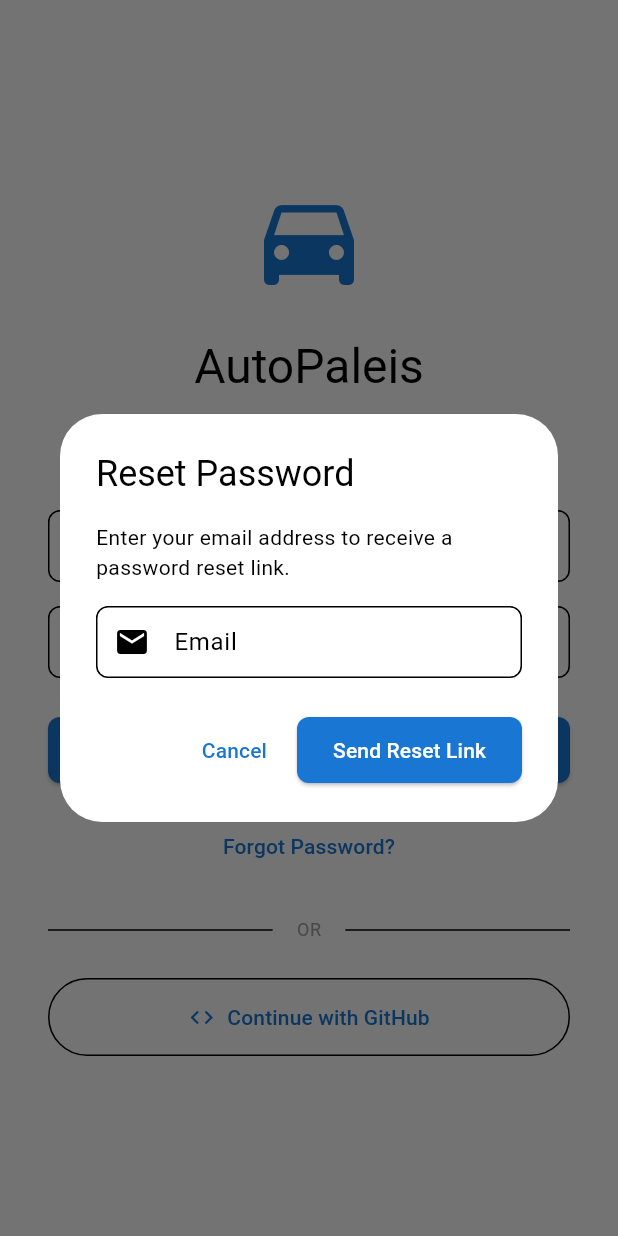
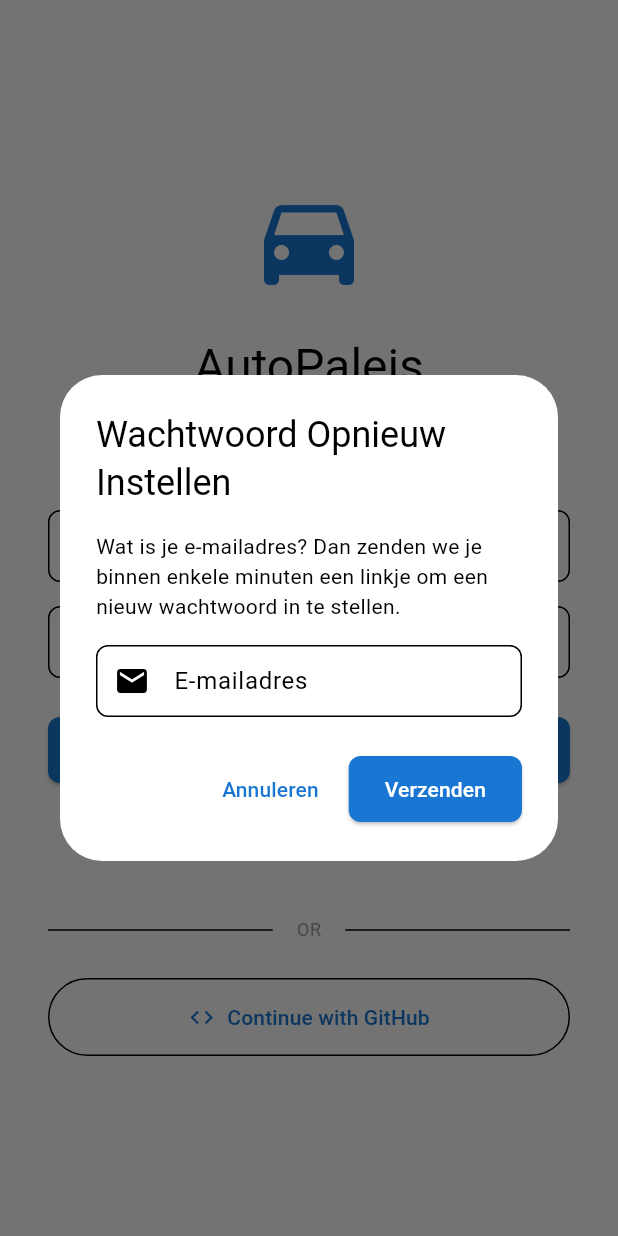
Before and after one commit to ianvrijs/autopaleis, a Flutter app: the screen it shows after launch, after a tap on "Forgot Password?", on a phone screen of 412 x 824 dp. Run offline on Flutter 3.47's test engine with Material 3 defaults, Android fonts, the phone set to English and light mode, and no system bars; our stand-ins replace shared_preferences; missing offline and left inert: flutter_web_auth_2, mailer; accounts and stored records are empty.

Commit message:
updated user-facing text to dutch

```diff
--- a/lib/features/login/login_screen.dart
+++ b/lib/features/login/login_screen.dart
@@ -91,16 +91,16 @@
     showDialog(
       context: context,
       builder: (context) => AlertDialog(
-        title: const Text('Reset Password'),
+        title: const Text('Wachtwoord Opnieuw Instellen'),
         content: Column(
           mainAxisSize: MainAxisSize.min,
           children: [
-            const Text('Enter your email address to receive a password reset link.'),
+            const Text('Wat is je e-mailadres? Dan zenden we je binnen enkele minuten een linkje om een nieuw wachtwoord in te stellen.'),
             const SizedBox(height: 16),
             TextField(
               controller: emailController,
               decoration: InputDecoration(
-                labelText: 'Email',
+                labelText: 'E-mailadres',
                 prefixIcon: const Icon(Icons.email),
                 border: OutlineInputBorder(
                   borderRadius: BorderRadius.circular(8),
@@ -113,7 +113,7 @@
         actions: [
           TextButton(
             onPressed: () => Navigator.pop(context),
-            child: const Text('Cancel'),
+            child: const Text('Annuleren'),
           ),
           ElevatedButton(
             onPressed: () async {
@@ -122,7 +122,7 @@
               if (email.isEmpty) {
                 ScaffoldMessenger.of(context).showSnackBar(
                   const SnackBar(
-                    content: Text('Please enter your email'),
+                    content: Text('Voer uw e-mailadres in'),
                     backgroundColor: Colors.orange,
                   ),
                 );
@@ -132,7 +132,7 @@
               if (!email.contains('@')) {
                 ScaffoldMessenger.of(context).showSnackBar(
                   const SnackBar(
-                    content: Text('Please enter a valid email'),
+                    content: Text('Voer een geldig e-mailadres in'),
                     backgroundColor: Colors.orange,
                   ),
                 );
@@ -154,21 +154,21 @@
                 if (success) {
                   ScaffoldMessenger.of(context).showSnackBar(
                     const SnackBar(
-                      content: Text('Password reset email sent! Check your inbox.'),
+                      content: Text('E-mail voor wachtwoordherstel verzonden! Controleer uw inbox.'),
                       backgroundColor: Colors.green,
                     ),
                   );
                 } else {
                   ScaffoldMessenger.of(context).showSnackBar(
                     const SnackBar(
-                      content: Text('Failed to send reset email. Please try again.'),
+                      content: Text('Het verzenden van de herstel-e-mail is mislukt. Probeer het opnieuw.'),
                       backgroundColor: Colors.red,
                     ),
                   );
                 }
               }
             },
-            child: const Text('Send Reset Link'),
+            child: const Text('Verzenden'),
           ),
         ],
       ),
--- a/lib/shared/services/email_service.dart
+++ b/lib/shared/services/email_service.dart
@@ -33,10 +33,10 @@
       }
 
       await send(message, smtpServer);
-      print('Email sent successfully to $recipientEmail');
+      print('E-mail succesvol verzonden naar $recipientEmail');
       return true;
     } catch (e) {
-      print('Error sending email: $e');
+      print('Fout bij het verzenden van e-mail: $e');
       return false;
     }
   }
@@ -47,18 +47,18 @@
   ) {
     final resetLink = '';
     final htmlBody = '''
-      <h2>Password Reset Request</h2>
-      <p>We received a request to reset your password.</p>
-      <p><a href="$resetLink">Click here to reset your password</a></p>
-      <p>If you didn't request this, please ignore this email.</p>
-      <p>This link expires in 24 hours.</p>
+      <h2>Aanvraag Wachtwoord Opnieuw Instellen</h2>
+      <p>We hebben een aanvraag ontvangen om uw wachtwoord opnieuw in te stellen.</p>
+      <p><a href="$resetLink">Klik hier om uw wachtwoord opnieuw in te stellen</a></p>
+      <p>Als u dit niet hebt aangevraagd, kunt u deze e-mail negeren.</p>
+      <p>Deze link verloopt in 24 uur.</p>
       <hr>
-      <p>Best regards,<br>The AutoPaleis Team</p>
+      <p>Met vriendelijke groeten,<br>Het AutoPaleis Team</p>
     ''';
 
     return sendEmail(
       recipientEmail: userEmail,
-      subject: 'Password Reset - AutoPaleis',
+      subject: 'Wachtwoord Opnieuw Instellen - AutoPaleis',
       body: htmlBody,
       isHtml: true,
     );
```
